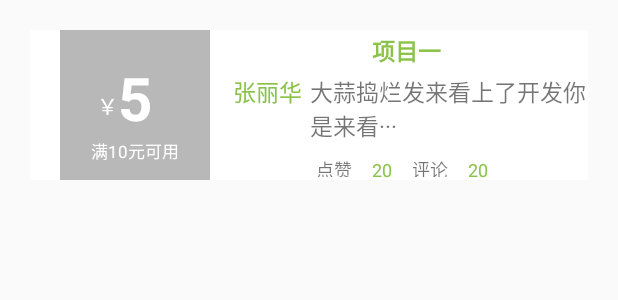
After one commit to Well1ess/foolkey, an Android app: the layout listview_coupon.xml on its own in the app's theme, with its tools: preview values and no code run, on a phone screen of 412 x 824 dp. The commit adds this screen. Shown: the top 300 px of the screen. Run offline under Robolectric (Android 15) with nearby library versions, the phone set to English and light mode, and no system bars.

Commit message:
获取优惠券和获取个人信息

```diff
--- a/app/src/main/java/com/example/a29149/yuyuan/Model/Index/Adapter/IndexContentAdapter.java
+++ b/app/src/main/java/com/example/a29149/yuyuan/Model/Index/Adapter/IndexContentAdapter.java
@@ -52,7 +52,7 @@ public class IndexContentAdapter extends BaseAdapter {
     public View getView(int position, View convertView, ViewGroup parent) {
         ViewHolder viewHolder;
         if (convertView == null) {
-            convertView = View.inflate(mContext, R.layout.listvie_course, null);
+            convertView = View.inflate(mContext, R.layout.listview_course, null);
             viewHolder = new ViewHolder(convertView);
             convertView.setTag(viewHolder);
         } else {
--- a/app/src/main/java/com/example/a29149/yuyuan/Model/Me/Setting/SettingActivity.java
+++ b/app/src/main/java/com/example/a29149/yuyuan/Model/Me/Setting/SettingActivity.java
@@ -74,6 +74,7 @@ public class SettingActivity extends AppCompatActivity {
 
                 con = (HttpURLConnection) url.openConnection();
                 log.d(this, AESOperator.getInstance().encrypt(jsonObject.toString()));
+                log.d(this, "解密："+AESOperator.getInstance().decrypt(AESOperator.getInstance().encrypt(jsonObject.toString())));
                 log.d(this, URL.getLogOutURL(jsonObject.toString(),
                         validation,
                         ""));
--- a/app/src/main/java/com/example/a29149/yuyuan/Util/AESTransformResult.java
+++ b/app/src/main/java/com/example/a29149/yuyuan/Util/AESTransformResult.java
@@ -20,7 +20,8 @@ public class AESTransformResult {
             }
 
             result = "clearText=" + jsonObject.toString() +
-                    "&validation=" + AESOperator.getInstance().encrypt(jsonObject.toString()) +
+                    "&validation=" + java.net.URLEncoder.encode(
+                    AESOperator.getInstance().encrypt(jsonObject.toString()).replaceAll("\n", "愚")) +
                     "&cipherText=" + cipherText;
 
         } catch (Exception e) {
--- a/app/src/main/res/layout/fragment_me_main.xml
+++ b/app/src/main/res/layout/fragment_me_main.xml
@@ -317,6 +317,7 @@
                         android:layout_marginBottom="10dp"/>
 
                     <TextView
+                        android:id="@+id/check_coupon"
                         android:layout_marginRight="20dp"
                         android:layout_width="wrap_content"
                         android:layout_height="wrap_content"
--- /dev/null
+++ b/app/src/main/res/layout/listview_coupon.xml
@@ -0,0 +1,160 @@
+<?xml version="1.0" encoding="utf-8"?>
+<RelativeLayout xmlns:android="http://schemas.android.com/apk/res/android"
+    android:layout_width="match_parent"
+    android:layout_height="wrap_content"
+    android:background="@drawable/list_item_index_content"
+    android:layout_margin="20dp"
+    android:transitionName="shareContent"
+    android:orientation="vertical"
+    >
+
+    <RelativeLayout
+        android:transitionName="shareHead"
+        android:background="@color/grey"
+        android:id="@+id/head"
+        android:layout_width="100dp"
+        android:layout_height="100dp" >
+        <TextView
+            android:layout_marginTop="18dp"
+            android:layout_centerHorizontal="true"
+            android:text="5"
+            android:textStyle="bold"
+            android:textSize="40sp"
+            android:textColor="@color/white"
+            android:layout_width="wrap_content"
+            android:layout_height="wrap_content"
+            android:id="@+id/value"/>
+        <TextView
+            android:textColor="@color/white"
+            android:layout_width="wrap_content"
+            android:layout_height="wrap_content"
+            android:layout_toLeftOf="@id/value"
+            android:layout_centerVertical="true"
+            android:text="￥"/>
+        <TextView
+            android:textSize="11sp"
+            android:textColor="@color/white"
+            android:layout_width="wrap_content"
+            android:layout_height="wrap_content"
+            android:text="满10元可用"
+            android:layout_centerHorizontal="true"
+            android:layout_below="@id/value"/>
+    </RelativeLayout>
+
+    <LinearLayout
+        android:layout_marginLeft="10dp"
+        android:layout_toRightOf="@id/head"
+        android:layout_width="match_parent"
+        android:layout_height="100dp"
+        android:layout_alignTop="@id/head"
+        android:orientation="vertical">
+        <TextView
+            android:textColor="@color/colorPrimary"
+            android:layout_gravity="center_horizontal"
+            android:gravity="center_horizontal"
+            android:textStyle="bold"
+            android:id="@+id/acticle_title"
+            android:layout_width="fill_parent"
+            android:layout_height="wrap_content"
+            android:text="项目一"
+            android:textSize="15sp"
+            android:elevation="1.5dp"
+            android:layout_alignParentTop="true"
+            android:layout_centerHorizontal="true"
+            android:layout_marginLeft="5dp"
+            android:layout_marginRight="5dp"
+            android:layout_marginTop="2dp"
+            android:layout_marginBottom="2dp"/>
+        <LinearLayout
+            android:layout_gravity="center_horizontal"
+            android:layout_width="wrap_content"
+            android:layout_height="wrap_content"
+            android:orientation="horizontal">
+            <TextView
+                android:textColor="@color/colorPrimary"
+                android:id="@+id/reward_money"
+                android:layout_width="wrap_content"
+                android:layout_height="wrap_content"
+                android:text="张丽华"
+                android:textSize="15sp"
+                android:elevation="1.5dp"
+                android:layout_alignParentTop="true"
+                android:layout_centerHorizontal="true"
+                android:layout_marginLeft="5dp"
+                android:layout_marginTop="2dp"
+                android:layout_marginBottom="2dp"/>
+            <TextView
+                android:layout_width="wrap_content"
+                android:layout_height="wrap_content"
+                android:text="大蒜捣烂发来看上了开发你是来看···"
+                android:textSize="15sp"
+                android:elevation="1.5dp"
+                android:layout_alignParentTop="true"
+                android:layout_centerHorizontal="true"
+                android:layout_marginLeft="5dp"
+                android:layout_marginTop="2dp"
+                android:layout_marginBottom="2dp"/>
+
+        </LinearLayout>
+        <LinearLayout
+            android:layout_gravity="center_horizontal"
+            android:layout_width="wrap_content"
+            android:layout_height="wrap_content"
+            android:orientation="horizontal">
+            <TextView
+                android:layout_marginRight="5dp"
+                android:layout_marginTop="5dp"
+                android:layout_alignParentRight="true"
+                android:layout_alignParentTop="true"
+                android:text="点赞"
+                android:paddingTop="2dp"
+                android:paddingBottom="2dp"
+                android:paddingRight="4dp"
+                android:paddingLeft="4dp"
+                android:textSize="12dp"
+                android:layout_width="wrap_content"
+                android:layout_height="wrap_content" />
+            <TextView
+                android:layout_marginRight="5dp"
+                android:layout_marginTop="5dp"
+                android:textColor="@color/colorPrimary"
+                android:layout_alignParentRight="true"
+                android:layout_alignParentTop="true"
+                android:text="20"
+                android:paddingTop="2dp"
+                android:paddingBottom="2dp"
+                android:paddingRight="4dp"
+                android:paddingLeft="4dp"
+                android:textSize="12dp"
+                android:layout_width="wrap_content"
+                android:layout_height="wrap_content" />
+            <TextView
+                android:layout_marginRight="5dp"
+                android:layout_marginTop="5dp"
+                android:layout_alignParentRight="true"
+                android:layout_alignParentTop="true"
+                android:text="评论"
+                android:paddingTop="2dp"
+                android:paddingBottom="2dp"
+                android:paddingRight="4dp"
+                android:paddingLeft="4dp"
+                android:textSize="12dp"
+                android:layout_width="wrap_content"
+                android:layout_height="wrap_content" />
+            <TextView
+                android:layout_marginRight="5dp"
+                android:layout_marginTop="5dp"
+                android:textColor="@color/colorPrimary"
+                android:layout_alignParentRight="true"
+                android:layout_alignParentTop="true"
+                android:text="20"
+                android:paddingTop="2dp"
+                android:paddingBottom="2dp"
+                android:paddingRight="4dp"
+                android:paddingLeft="4dp"
+                android:textSize="12dp"
+                android:layout_width="wrap_content"
+                android:layout_height="wrap_content" />
+        </LinearLayout>
+    </LinearLayout>
+</RelativeLayout>
```
Also changed, not shown: app/src/main/AndroidManifest.xml (+4 -4 lines), app/src/main/java/com/example/a29149/yuyuan/Login/LoginActivity.java (+6 -2 lines), app/src/main/java/com/example/a29149/yuyuan/Model/Me/Coupon/CouponActivity.java (added, +23 -0 lines), app/src/main/java/com/example/a29149/yuyuan/Model/Me/Coupon/CouponListAdapter.java (added, +32 -0 lines), app/src/main/java/com/example/a29149/yuyuan/Model/Me/MeMainFragment.java (+11 -5 lines), app/src/main/java/com/example/a29149/yuyuan/RefreshSelfInfo/RefreshSelfInfo.java (added, +108 -0 lines), app/src/main/java/com/example/a29149/yuyuan/Util/URL.java (+13 -6 lines), app/src/main/res/layout/activity_coupon.xml (added, +65 -0 lines), app/src/main/res/layout/listview_course.xml (renamed from app/src/main/res/layout/listvie_course.xml).
